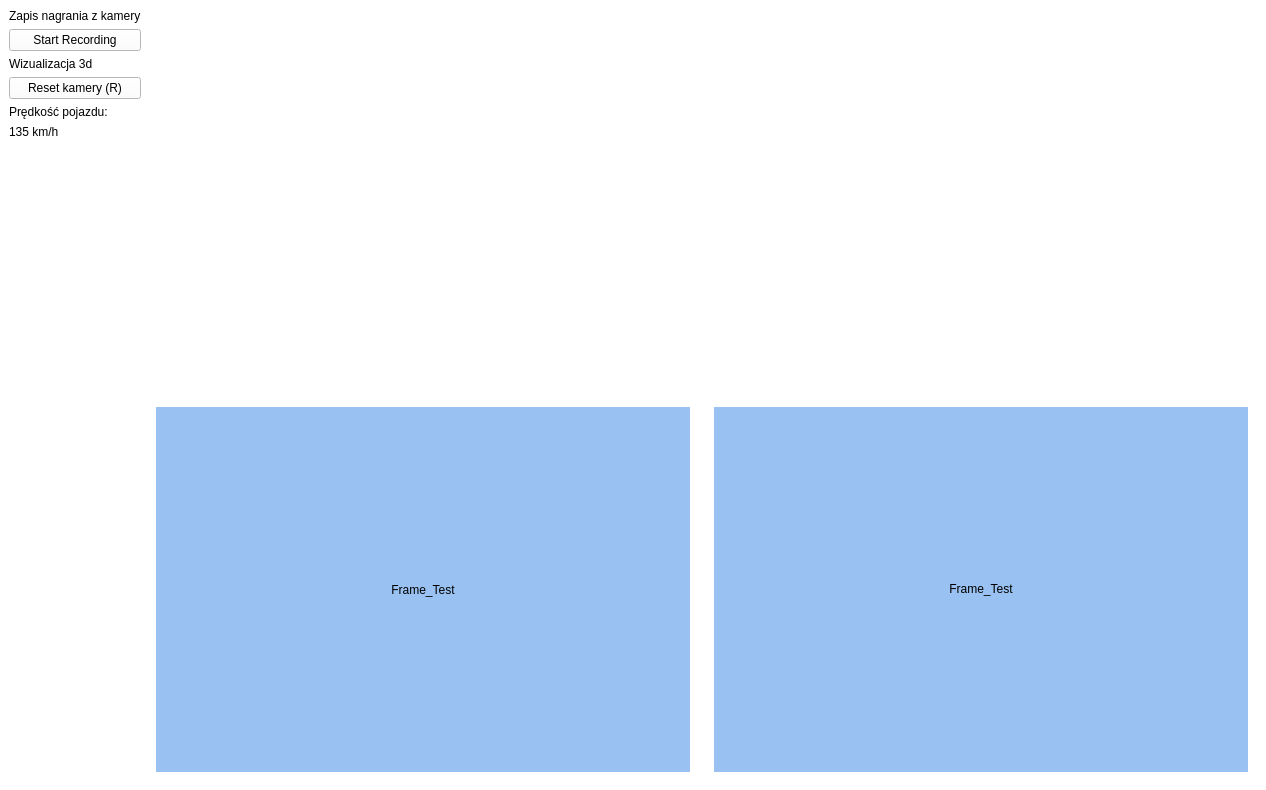
Dezinter8/Piper_Gui, file Ui/mainwindow.ui: the form before one commit.
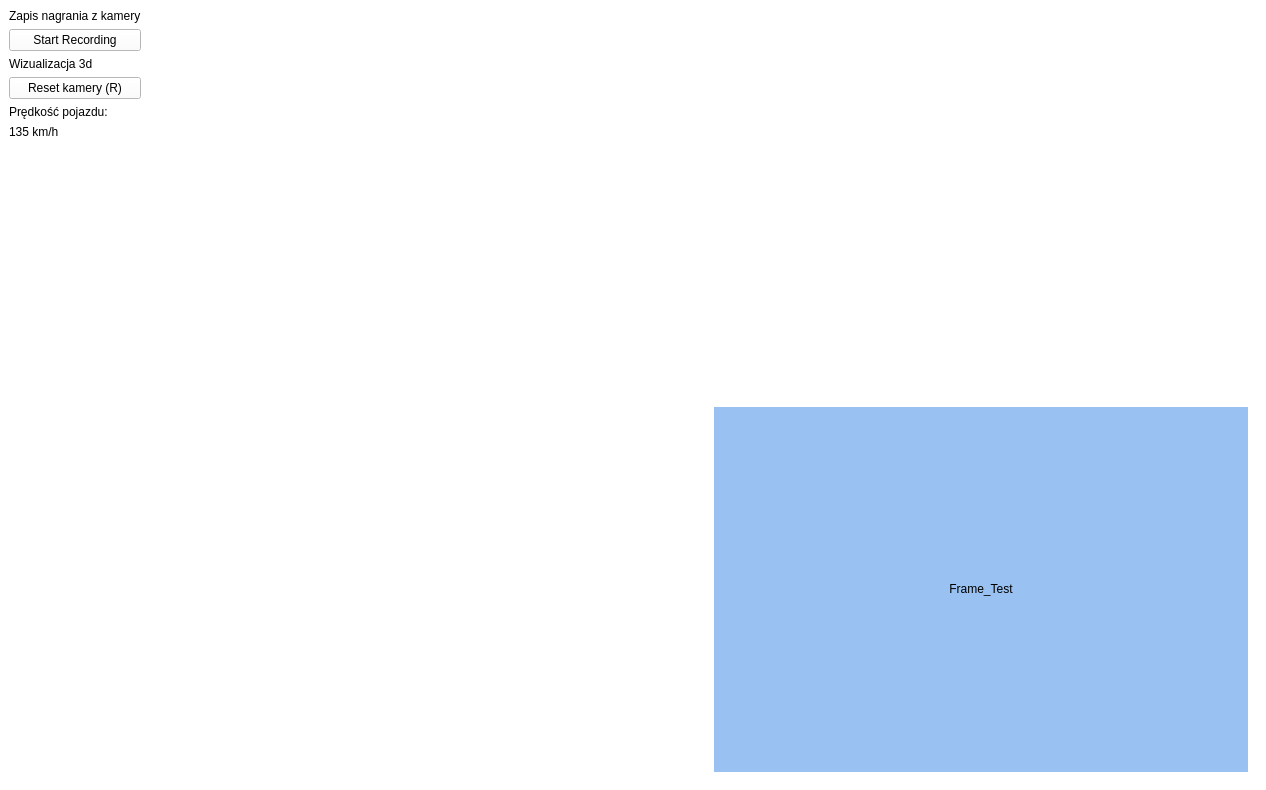
The form after the commit.

```diff
--- a/Ui/mainwindow.ui
+++ b/Ui/mainwindow.ui
@@ -760,220 +760,6 @@
          <property name="frameShadow">
           <enum>QFrame::Raised</enum>
          </property>
-         <layout class="QHBoxLayout" name="horizontalLayout_2">
-          <item>
-           <widget class="QLabel" name="label_5">
-            <property name="palette">
-             <palette>
-              <active>
-               <colorrole role="WindowText">
-                <brush brushstyle="SolidPattern">
-                 <color alpha="255">
-                  <red>0</red>
-                  <green>0</green>
-                  <blue>0</blue>
-                 </color>
-                </brush>
-               </colorrole>
-               <colorrole role="Button">
-                <brush brushstyle="SolidPattern">
-                 <color alpha="255">
-                  <red>255</red>
-                  <green>255</green>
-                  <blue>255</blue>
-                 </color>
-                </brush>
-               </colorrole>
-               <colorrole role="Light">
-                <brush brushstyle="SolidPattern">
-                 <color alpha="255">
-                  <red>255</red>
-                  <green>255</green>
-                  <blue>255</blue>
-                 </color>
-                </brush>
-               </colorrole>
-               <colorrole role="Midlight">
-                <brush brushstyle="SolidPattern">
-                 <color alpha="255">
-                  <red>255</red>
-                  <green>255</green>
-                  <blue>255</blue>
-                 </color>
-                </brush>
-               </colorrole>
-               <colorrole role="BrightText">
-                <brush brushstyle="SolidPattern">
-                 <color alpha="255">
-                  <red>255</red>
-                  <green>255</green>
-                  <blue>255</blue>
-                 </color>
-                </brush>
-               </colorrole>
-               <colorrole role="Base">
-                <brush brushstyle="SolidPattern">
-                 <color alpha="255">
-                  <red>255</red>
-                  <green>255</green>
-                  <blue>255</blue>
-                 </color>
-                </brush>
-               </colorrole>
-               <colorrole role="Window">
-                <brush brushstyle="SolidPattern">
-                 <color alpha="255">
-                  <red>153</red>
-                  <green>193</green>
-                  <blue>241</blue>
-                 </color>
-                </brush>
-               </colorrole>
-              </active>
-              <inactive>
-               <colorrole role="WindowText">
-                <brush brushstyle="SolidPattern">
-                 <color alpha="255">
-                  <red>0</red>
-                  <green>0</green>
-                  <blue>0</blue>
-                 </color>
-                </brush>
-               </colorrole>
-               <colorrole role="Button">
-                <brush brushstyle="SolidPattern">
-                 <color alpha="255">
-                  <red>255</red>
-                  <green>255</green>
-                  <blue>255</blue>
-                 </color>
-                </brush>
-               </colorrole>
-               <colorrole role="Light">
-                <brush brushstyle="SolidPattern">
-                 <color alpha="255">
-                  <red>255</red>
-                  <green>255</green>
-                  <blue>255</blue>
-                 </color>
-                </brush>
-               </colorrole>
-               <colorrole role="Midlight">
-                <brush brushstyle="SolidPattern">
-                 <color alpha="255">
-                  <red>255</red>
-                  <green>255</green>
-                  <blue>255</blue>
-                 </color>
-                </brush>
-               </colorrole>
-               <colorrole role="BrightText">
-                <brush brushstyle="SolidPattern">
-                 <color alpha="255">
-                  <red>255</red>
-                  <green>255</green>
-                  <blue>255</blue>
-                 </color>
-                </brush>
-               </colorrole>
-               <colorrole role="Base">
-                <brush brushstyle="SolidPattern">
-                 <color alpha="255">
-                  <red>255</red>
-                  <green>255</green>
-                  <blue>255</blue>
-                 </color>
-                </brush>
-               </colorrole>
-               <colorrole role="Window">
-                <brush brushstyle="SolidPattern">
-                 <color alpha="255">
-                  <red>153</red>
-                  <green>193</green>
-                  <blue>241</blue>
-                 </color>
-                </brush>
-               </colorrole>
-              </inactive>
-              <disabled>
-               <colorrole role="WindowText">
-                <brush brushstyle="SolidPattern">
-                 <color alpha="255">
-                  <red>127</red>
-                  <green>127</green>
-                  <blue>127</blue>
-                 </color>
-                </brush>
-               </colorrole>
-               <colorrole role="Button">
-                <brush brushstyle="SolidPattern">
-                 <color alpha="255">
-                  <red>255</red>
-                  <green>255</green>
-                  <blue>255</blue>
-                 </color>
-                </brush>
-               </colorrole>
-               <colorrole role="Light">
-                <brush brushstyle="SolidPattern">
-                 <color alpha="255">
-                  <red>255</red>
-                  <green>255</green>
-                  <blue>255</blue>
-                 </color>
-                </brush>
-               </colorrole>
-               <colorrole role="Midlight">
-                <brush brushstyle="SolidPattern">
-                 <color alpha="255">
-                  <red>255</red>
-                  <green>255</green>
-                  <blue>255</blue>
-                 </color>
-                </brush>
-               </colorrole>
-               <colorrole role="BrightText">
-                <brush brushstyle="SolidPattern">
-                 <color alpha="255">
-                  <red>255</red>
-                  <green>255</green>
-                  <blue>255</blue>
-                 </color>
-                </brush>
-               </colorrole>
-               <colorrole role="Base">
-                <brush brushstyle="SolidPattern">
-                 <color alpha="255">
-                  <red>153</red>
-                  <green>193</green>
-                  <blue>241</blue>
-                 </color>
-                </brush>
-               </colorrole>
-               <colorrole role="Window">
-                <brush brushstyle="SolidPattern">
-                 <color alpha="255">
-                  <red>153</red>
-                  <green>193</green>
-                  <blue>241</blue>
-                 </color>
-                </brush>
-               </colorrole>
-              </disabled>
-             </palette>
-            </property>
-            <property name="autoFillBackground">
-             <bool>true</bool>
-            </property>
-            <property name="text">
-             <string>Frame_Test</string>
-            </property>
-            <property name="alignment">
-             <set>Qt::AlignCenter</set>
-            </property>
-           </widget>
-          </item>
-         </layout>
         </widget>
        </item>
       </layout>
```
